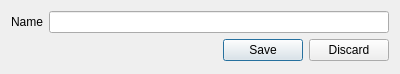
The window that dialogs/recorddetailsdialog.ui (caxapyk/pa-decision) describes before a commit, drawn with Qt 5.
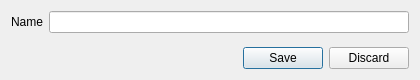
The same window after the commit. Icons and pictures are not drawn.

Diff of the .ui file:
```diff
--- a/dialogs/recorddetailsdialog.ui
+++ b/dialogs/recorddetailsdialog.ui
@@ -6,10 +6,22 @@
    <rect>
     <x>0</x>
     <y>0</y>
-    <width>400</width>
-    <height>74</height>
+    <width>420</width>
+    <height>80</height>
    </rect>
   </property>
+  <property name="minimumSize">
+   <size>
+    <width>420</width>
+    <height>80</height>
+   </size>
+  </property>
+  <property name="maximumSize">
+   <size>
+    <width>420</width>
+    <height>80</height>
+   </size>
+  </property>
   <property name="windowTitle">
    <string>Record details</string>
   </property>
@@ -28,7 +40,7 @@
    <item row="0" column="1">
     <widget class="QLineEdit" name="lE_name"/>
    </item>
-   <item row="1" column="0" colspan="2">
+   <item row="2" column="0" colspan="2">
     <widget class="QDialogButtonBox" name="buttonBox">
      <property name="orientation">
       <enum>Qt::Horizontal</enum>
@@ -38,6 +50,19 @@
      </property>
     </widget>
    </item>
+   <item row="1" column="1">
+    <spacer name="verticalSpacer">
+     <property name="orientation">
+      <enum>Qt::Vertical</enum>
+     </property>
+     <property name="sizeHint" stdset="0">
+      <size>
+       <width>20</width>
+       <height>40</height>
+      </size>
+     </property>
+    </spacer>
+   </item>
   </layout>
  </widget>
  <resources>
```
